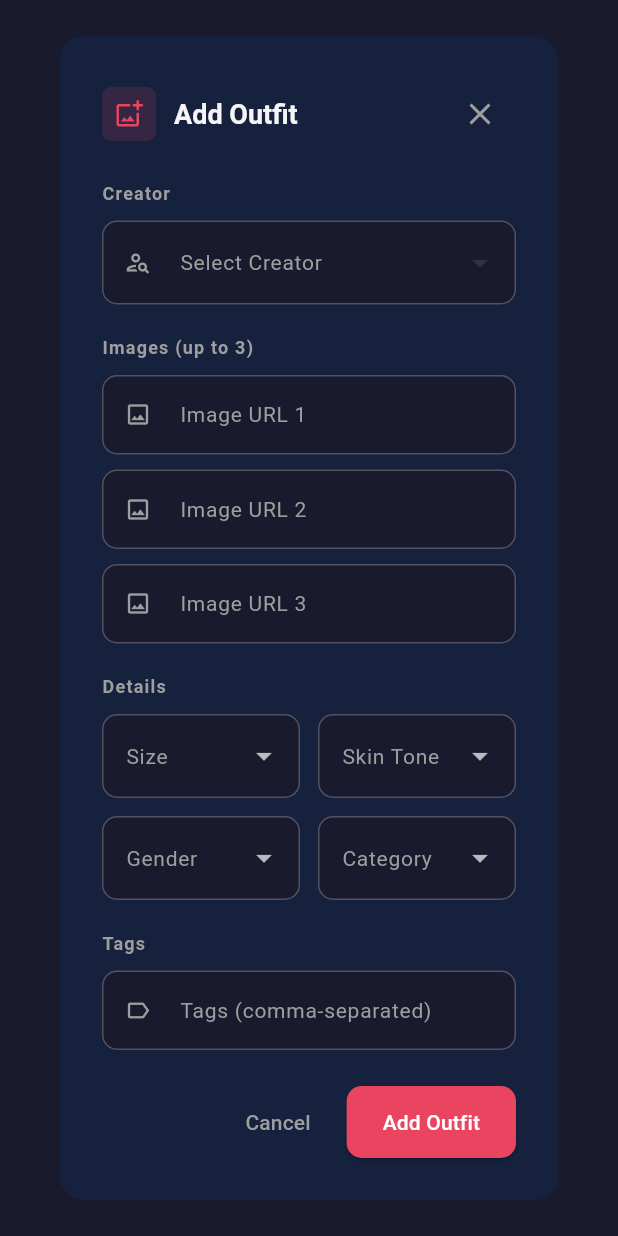
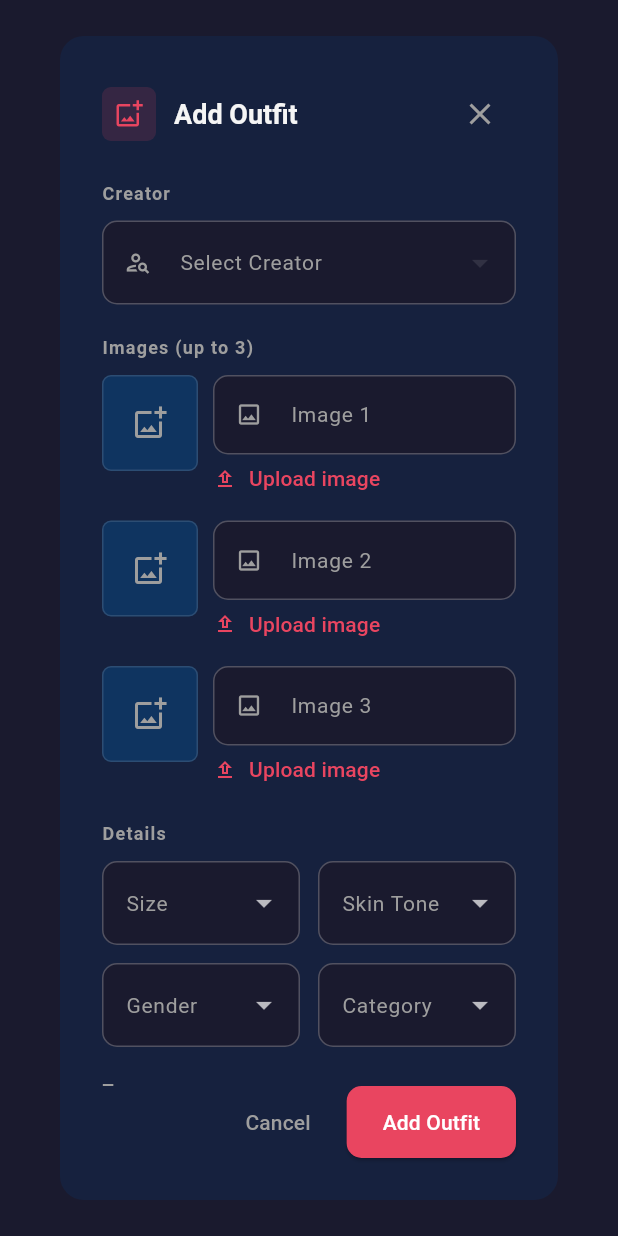
Before and after one commit to shiv-thacker/fityou_admin, a Flutter app: the OutfitFormDialog widget shown alone on an empty page, opened directly, on a phone screen of 412 x 824 dp. Run offline on Flutter 3.47's test engine with Material 3 defaults, Android fonts, the phone set to English and light mode, and no system bars; our stand-ins replace cloud_firestore, file_picker, firebase_auth, firebase_core; accounts and stored records are empty; statements that could not run were skipped.

Commit message:
Add client-side image compression + direct Cloudinary upload for outfit images
- ImageCompressor: pure-Dart resize + JPEG quality step-down (targets ~300KB)
- CloudinaryService: unsigned multipart upload to a configurable folder
- ImageUploadField: reusable pick/upload/preview field, replaces plain URL inputs
- Outfit form now uploads straight to Cloudinary's 'outfits' folder and
  stores the resulting secure_url for Firestore, same as before

Co-authored-by: Cursor <cursoragent@cursor.com>

```diff
--- /dev/null
+++ b/lib/core/config/cloudinary_config.dart
@@ -0,0 +1,29 @@
+/// Cloudinary account configuration for unsigned, client-side uploads.
+///
+/// ⚠️ Double-check these two values against your Cloudinary dashboard:
+///   • [cloudName]     → Dashboard → "Cloud name" (NOT the "c-xxxxxxxx"
+///                       product-environment / account ID string).
+///   • [uploadPreset]  → Settings → Upload → Upload presets. The preset
+///                       MUST have Signing Mode = "Unsigned", since this
+///                       admin panel uploads directly from the browser
+///                       without a backend to sign the request.
+///
+/// If your unsigned preset has a fixed "Folder" configured in Cloudinary,
+/// it will override whatever [folder] is passed at upload time — either
+/// leave the preset's folder empty, or create one unsigned preset per
+/// folder (e.g. `fityou_outfits`, `fityou_models`, `fityou_products`).
+abstract final class CloudinaryConfig {
+  static const String cloudName = 'dgazvpfty';
+
+  /// Unsigned upload preset used for all admin-panel uploads.
+  static const String uploadPreset = 'fityou_models';
+
+  /// Cloudinary folder names — keep these in sync with the folders you see
+  /// in the Media Library (Home → models / outfits / products).
+  static const String outfitsFolder  = 'outfits';
+  static const String modelsFolder   = 'models';
+  static const String productsFolder = 'products';
+
+  static String uploadUrl({String resourceType = 'image'}) =>
+      'https://api.cloudinary.com/v1_1/$cloudName/$resourceType/upload';
+}
--- /dev/null
+++ b/lib/core/services/cloudinary_service.dart
@@ -0,0 +1,77 @@
+import 'dart:convert';
+import 'dart:typed_data';
+
+import 'package:http/http.dart' as http;
+
+import '../config/cloudinary_config.dart';
+import 'image_compressor.dart';
+
+/// Thrown when a Cloudinary upload fails (HTTP error or malformed response).
+class CloudinaryUploadException implements Exception {
+  final String message;
+  const CloudinaryUploadException(this.message);
+
+  @override
+  String toString() => message;
+}
+
+/// Thin client for unsigned, direct-from-app uploads to Cloudinary.
+///
+/// Every image is compressed locally first (see [ImageCompressor]) so a
+/// ~2 MB phone photo becomes a lightweight ~300 KB JPEG *before* it ever
+/// leaves the device — faster uploads, smaller storage, same look.
+abstract final class CloudinaryService {
+  /// Compresses [bytes] and uploads them into [folder] on Cloudinary.
+  /// Returns the resulting `secure_url`.
+  static Future<String> uploadImage({
+    required Uint8List bytes,
+    required String folder,
+    String fileName = 'upload.jpg',
+    int targetBytes = 300 * 1024,
+  }) async {
+    final compressed = ImageCompressor.compress(bytes, targetBytes: targetBytes);
+
+    final request = http.MultipartRequest(
+      'POST',
+      Uri.parse(CloudinaryConfig.uploadUrl()),
+    )
+      ..fields['upload_preset'] = CloudinaryConfig.uploadPreset
+      ..fields['folder'] = folder
+      ..files.add(http.MultipartFile.fromBytes(
+        'file',
+        compressed,
+        filename: fileName,
+      ));
+
+    final http.StreamedResponse streamed;
+    try {
+      streamed = await request.send();
+    } catch (e) {
+      throw CloudinaryUploadException('Could not reach Cloudinary: $e');
+    }
+    final response = await http.Response.fromStream(streamed);
+
+    if (response.statusCode != 200) {
+      throw CloudinaryUploadException(
+        'Cloudinary upload failed (${response.statusCode}): ${response.body}',
+      );
+    }
+
+    final Map<String, dynamic> json;
+    try {
+      json = jsonDecode(response.body) as Map<String, dynamic>;
+    } catch (_) {
+      throw const CloudinaryUploadException(
+        'Cloudinary returned an unexpected response.',
+      );
+    }
+
+    final url = json['secure_url'] as String?;
+    if (url == null || url.isEmpty) {
+      throw const CloudinaryUploadException(
+        'Cloudinary response did not include a secure_url.',
+      );
+    }
+    return url;
+  }
+}
--- /dev/null
+++ b/lib/core/services/image_compressor.dart
@@ -0,0 +1,61 @@
+import 'dart:typed_data';
+
+import 'package:image/image.dart' as img;
+
+/// Compresses raw image bytes for upload while keeping the picture looking
+/// as close to the original as possible.
+///
+/// Pure-Dart (no native/platform bindings), so it works identically on
+/// Flutter Web and desktop/mobile.
+///
+/// Strategy:
+///  1. Decode the source image.
+///  2. Downscale if its longest edge exceeds [maxDimension]. Oversized
+///     pixel dimensions are the main reason phone photos are multiple MB —
+///     fixing that first preserves visual quality far better than only
+///     crushing JPEG quality.
+///  3. Re-encode as JPEG, stepping quality down from [_startQuality] until
+///     the result fits under [targetBytes] (or [_minQuality] is reached).
+abstract final class ImageCompressor {
+  static const int _defaultMaxDimension = 1600;
+  static const int _startQuality = 90;
+  static const int _minQuality = 40;
+  static const int _qualityStep = 5;
+
+  /// Compresses [bytes] down to roughly [targetBytes] (default ~300 KB).
+  ///
+  /// Returns the original [bytes] unchanged if they can't be decoded as a
+  /// raster image, or if compression somehow didn't shrink the file.
+  static Uint8List compress(
+    Uint8List bytes, {
+    int targetBytes = 300 * 1024,
+    int maxDimension = _defaultMaxDimension,
+  }) {
+    final decoded = img.decodeImage(bytes);
+    if (decoded == null) return bytes;
+
+    img.Image working = decoded;
+    final longestEdge =
+        working.width > working.height ? working.width : working.height;
+
+    if (longestEdge > maxDimension) {
+      working = working.width >= working.height
+          ? img.copyResize(working, width: maxDimension)
+          : img.copyResize(working, height: maxDimension);
+    }
+
+    Uint8List best = Uint8List.fromList(
+      img.encodeJpg(working, quality: _startQuality),
+    );
+
+    int quality = _startQuality;
+    while (best.length > targetBytes && quality > _minQuality) {
+      quality -= _qualityStep;
+      best = Uint8List.fromList(img.encodeJpg(working, quality: quality));
+    }
+
+    // Guard against the rare case where re-encoding ends up bigger than
+    // the original (e.g. a tiny, already well-optimized source image).
+    return best.length < bytes.length ? best : bytes;
+  }
+}
--- /dev/null
+++ b/lib/core/widgets/image_upload_field.dart
@@ -0,0 +1,195 @@
+import 'package:file_picker/file_picker.dart';
+import 'package:flutter/material.dart';
+
+import '../../config/app_colors.dart';
+import '../../config/app_size.dart';
+import '../services/cloudinary_service.dart';
+
+/// Form field for an outfit/model/product image.
+///
+/// Lets the admin either:
+///  • tap "Upload image" to pick a local file, which is compressed
+///    (see [CloudinaryService]) and uploaded straight into [folder] on
+///    Cloudinary, or
+///  • paste a ready-made URL directly into the text field.
+///
+/// Either way the resulting URL ends up in [controller], which the parent
+/// form already reads from on submit — no other wiring required.
+class ImageUploadField extends StatefulWidget {
+  final TextEditingController controller;
+  final String label;
+  final String folder;
+  final bool required;
+
+  const ImageUploadField({
+    super.key,
+    required this.controller,
+    required this.label,
+    required this.folder,
+    this.required = false,
+  });
+
+  @override
+  State<ImageUploadField> createState() => _ImageUploadFieldState();
+}
+
+class _ImageUploadFieldState extends State<ImageUploadField> {
+  bool _uploading = false;
+  String? _error;
+
+  @override
+  void initState() {
+    super.initState();
+    widget.controller.addListener(_onControllerChanged);
+  }
+
+  @override
+  void dispose() {
+    widget.controller.removeListener(_onControllerChanged);
+    super.dispose();
+  }
+
+  void _onControllerChanged() => setState(() {});
+
+  Future<void> _pickAndUpload() async {
+    setState(() => _error = null);
+
+    final files = await FilePicker.pickFiles(type: FileType.image);
+    if (files.isEmpty) return;
+    final picked = files.first;
+    final bytes = await picked.readAsBytes();
+
+    setState(() => _uploading = true);
+    try {
+      final url = await CloudinaryService.uploadImage(
+        bytes: bytes,
+        folder: widget.folder,
+        fileName: picked.name,
+      );
+      widget.controller.text = url;
+    } catch (e) {
+      setState(() => _error = 'Upload failed: $e');
+    } finally {
+      if (mounted) setState(() => _uploading = false);
+    }
+  }
+
+  @override
+  Widget build(BuildContext context) {
+    return Row(
+      crossAxisAlignment: CrossAxisAlignment.start,
+      children: [
+        _Thumbnail(
+          url: widget.controller.text,
+          uploading: _uploading,
+          onTap: _uploading ? null : _pickAndUpload,
+        ),
+        const SizedBox(width: 10),
+        Expanded(
+          child: Column(
+            crossAxisAlignment: CrossAxisAlignment.start,
+            children: [
+              TextFormField(
+                controller: widget.controller,
+                style: const TextStyle(color: AppColors.textLight),
+                decoration: InputDecoration(
+                  labelText: widget.label,
+                  hintText: 'Paste a URL, or upload a file below',
+                  prefixIcon: const Icon(Icons.image_outlined,
+                      color: AppColors.textMuted, size: 18),
+                ),
+                validator: widget.required
+                    ? (v) => (v == null || v.trim().isEmpty)
+                        ? 'At least one image is required'
+                        : null
+                    : null,
+              ),
+              const SizedBox(height: 2),
+              TextButton.icon(
+                onPressed: _uploading ? null : _pickAndUpload,
+                icon: _uploading
+                    ? const SizedBox(
+                        width: 14,
+                        height: 14,
+                        child: CircularProgressIndicator(
+                            strokeWidth: 2, color: AppColors.accent),
+                      )
+                    : const Icon(Icons.upload_outlined, size: 16),
+                label: Text(_uploading
+                    ? 'Compressing & uploading…'
+                    : 'Upload image'),
+                style: TextButton.styleFrom(
+                  foregroundColor: AppColors.accent,
+                  padding: EdgeInsets.zero,
+                  minimumSize: const Size(0, 28),
+                  tapTargetSize: MaterialTapTargetSize.shrinkWrap,
+                ),
+              ),
+              if (_error != null)
+                Padding(
+                  padding: const EdgeInsets.only(bottom: 4),
+                  child: Text(_error!,
+                      style: const TextStyle(
+                          color: AppColors.danger, fontSize: 11)),
+                ),
+            ],
+          ),
+        ),
+      ],
+    );
+  }
+}
+
+class _Thumbnail extends StatelessWidget {
+  final String url;
+  final bool uploading;
+  final VoidCallback? onTap;
+
+  const _Thumbnail({required this.url, required this.uploading, this.onTap});
+
+  @override
+  Widget build(BuildContext context) {
+    return InkWell(
+      onTap: onTap,
+      borderRadius: BorderRadius.circular(AppSize.radiusSm),
+      child: Container(
+        width: 64,
+        height: 64,
+        decoration: BoxDecoration(
+          color: AppColors.card,
+          borderRadius: BorderRadius.circular(AppSize.radiusSm),
+          border: Border.all(color: Colors.white12),
+        ),
+        clipBehavior: Clip.antiAlias,
+        child: Stack(
+          fit: StackFit.expand,
+          children: [
+            if (url.trim().isNotEmpty)
+              Image.network(
+                url,
+                fit: BoxFit.cover,
+                errorBuilder: (_, __, ___) => const Icon(
+                    Icons.broken_image_outlined,
+                    color: AppColors.textMuted),
+              )
+            else
+              const Icon(Icons.add_photo_alternate_outlined,
+                  color: AppColors.textMuted),
+            if (uploading)
+              Container(
+                color: Colors.black45,
+                child: const Center(
+                  child: SizedBox(
+                    width: 20,
+                    height: 20,
+                    child: CircularProgressIndicator(
+                        strokeWidth: 2, color: Colors.white),
+                  ),
+                ),
+              ),
+          ],
+        ),
+      ),
+    );
+  }
+}
--- a/lib/features/outfits/presentation/widgets/outfit_form_dialog.dart
+++ b/lib/features/outfits/presentation/widgets/outfit_form_dialog.dart
@@ -2,8 +2,10 @@ import 'package:flutter/material.dart';
 
 import '../../../../config/app_colors.dart';
 import '../../../../config/app_size.dart';
+import '../../../../core/config/cloudinary_config.dart';
 import '../../../../core/constants/app_constants.dart';
 import '../../../../core/extensions/context_extensions.dart';
+import '../../../../core/widgets/image_upload_field.dart';
 import '../../../creators/data/datasources/creators_datasource.dart';
 import '../../../creators/data/repositories/creators_repository_impl.dart';
 import '../../../creators/domain/entities/creator_entity.dart';
@@ -290,11 +292,24 @@ class _OutfitFormDialogState extends State<OutfitFormDialog> {
                         const SizedBox(height: 20),
                         _SectionLabel(
                             'Images (up to ${AppConstants.maxOutfitImages})'),
-                        _UrlField(ctrl: _imgCtrl1, label: 'Image URL 1', required: true),
-                        const SizedBox(height: 10),
-                        _UrlField(ctrl: _imgCtrl2, label: 'Image URL 2'),
-                        const SizedBox(height: 10),
-                        _UrlField(ctrl: _imgCtrl3, label: 'Image URL 3'),
+                        ImageUploadField(
+                          controller: _imgCtrl1,
+                          label: 'Image 1',
+                          folder: CloudinaryConfig.outfitsFolder,
+                          required: true,
+                        ),
+                        const SizedBox(height: 14),
+                        ImageUploadField(
+                          controller: _imgCtrl2,
+                          label: 'Image 2',
+                          folder: CloudinaryConfig.outfitsFolder,
+                        ),
+                        const SizedBox(height: 14),
+                        ImageUploadField(
+                          controller: _imgCtrl3,
+                          label: 'Image 3',
+                          folder: CloudinaryConfig.outfitsFolder,
+                        ),
 
                         // Details
                         const SizedBox(height: 20),
@@ -578,30 +593,6 @@ class _AutoFillChip extends StatelessWidget {
       );
 }
 
-class _UrlField extends StatelessWidget {
-  final TextEditingController ctrl;
-  final String label;
-  final bool required;
-
-  const _UrlField(
-      {required this.ctrl, required this.label, this.required = false});
-
-  @override
-  Widget build(BuildContext context) => TextFormField(
-        controller: ctrl,
-        style: const TextStyle(color: AppColors.textLight),
-        decoration: InputDecoration(
-          labelText: label,
-          prefixIcon: const Icon(Icons.image_outlined,
-              color: AppColors.textMuted, size: 18),
-        ),
-        validator: required
-            ? (v) =>
-                v!.isEmpty ? 'At least one image URL is required' : null
-            : null,
-      );
-}
-
 class _DropField extends StatelessWidget {
   final String label;
   final String? value;
--- a/pubspec.yaml
+++ b/pubspec.yaml
@@ -20,6 +20,9 @@ dependencies:
   # UI helpers
   uuid: ^4.5.1
   intl: ^0.20.2
+  http: ^1.6.0
+  file_picker: ^13.3.3
+  image: ^4.12.0
 
 dev_dependencies:
   flutter_test:
```
Also changed, not shown: pubspec.lock.
